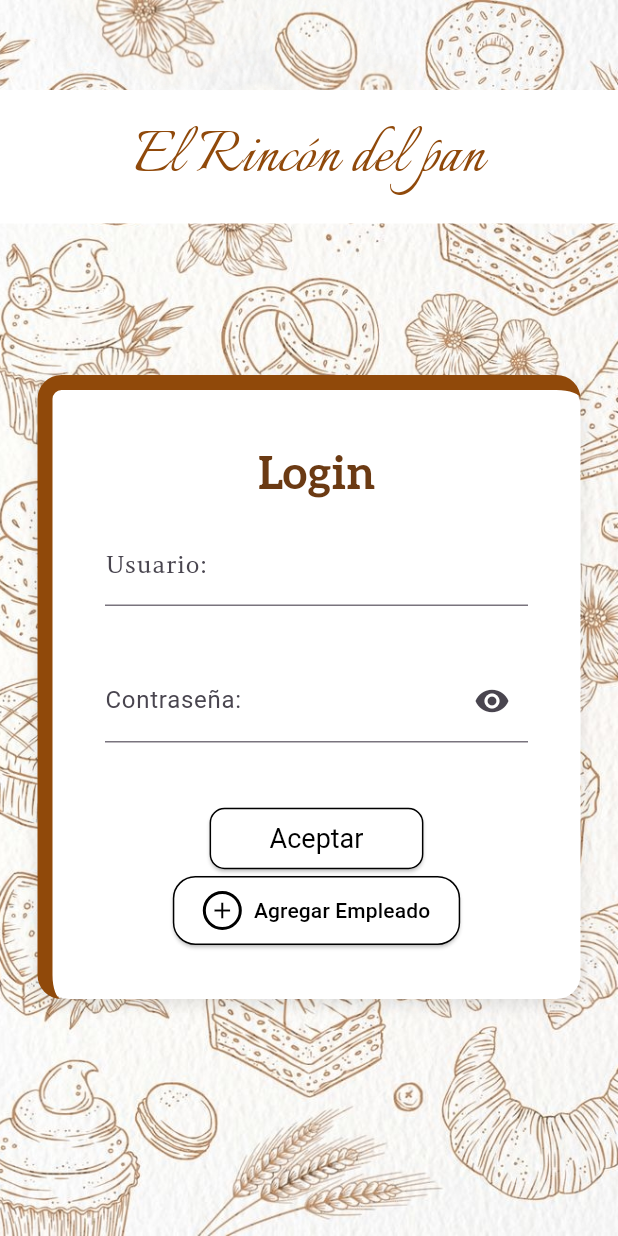
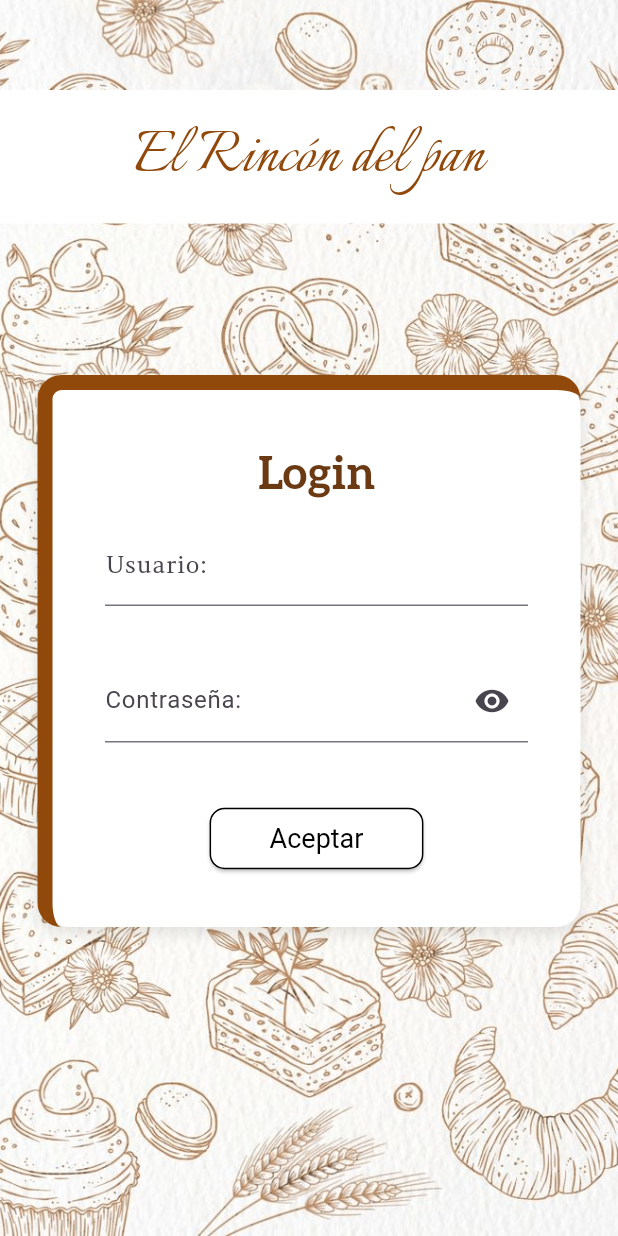
Before and after one commit to LitzyDiaz0/RinconDelPan, a Flutter app: the screen it shows after launch, on a phone screen of 412 x 824 dp. Run offline on Flutter 3.47's test engine with Material 3 defaults, Android fonts, the phone set to English and light mode, and no system bars; our stand-ins replace logger, sqflite; accounts and stored records are empty.

```diff
--- a/lib/pages/login.dart
+++ b/lib/pages/login.dart
@@ -2,7 +2,6 @@ import 'package:flutter/material.dart';
 import './admnprinc.dart';
 import './puntoventa.dart';
 import '../database/db_helper.dart';
-import './registro.dart';
 import 'package:logger/logger.dart';
 
 class LoginPage extends StatefulWidget {
@@ -187,38 +186,6 @@ class LoginPageState extends State<LoginPage> {
                         style: TextStyle(color: Colors.black),
                       ),
                     ),
-                    ElevatedButton.icon(
-                      onPressed: () {
-                        Navigator.pushReplacement(
-                          context,
-                          MaterialPageRoute(
-                            builder: (context) => const RegistroPage(),
-                          ),
-                        );
-                      },
-                      style: ElevatedButton.styleFrom(
-                        backgroundColor: Colors.white,
-                        padding: const EdgeInsets.symmetric(
-                            vertical: 10, horizontal: 20),
-                        shape: RoundedRectangleBorder(
-                          borderRadius: BorderRadius.circular(15),
-                          side: const BorderSide(color: Colors.black, width: 1),
-                        ),
-                      ),
-                      icon: Container(
-                        decoration: BoxDecoration(
-                          color: Colors.white,
-                          shape: BoxShape.circle,
-                          border: Border.all(color: Colors.black, width: 2),
-                        ),
-                        padding: const EdgeInsets.all(2.0),
-                        child: const Icon(Icons.add, color: Colors.black),
-                      ),
-                      label: const Text(
-                        'Agregar Empleado',
-                        style: TextStyle(color: Colors.black),
-                      ),
-                    ),
                   ],
                 ),
               ),
```
Also changed, not shown: lib/pages/agregarpan.dart (+95 -29 lines), lib/pages/inventario.dart (+22 -2 lines).
